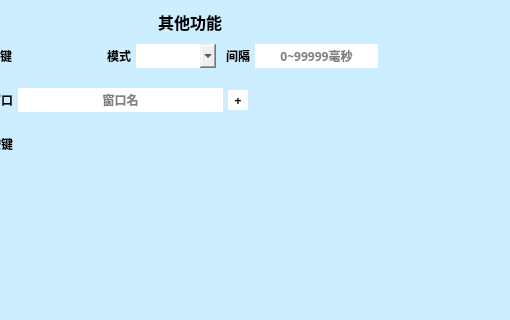
Old version of the form .ui/FuncUi.ui in the repository ChiyukiGana/Quickinput; both pictures show x 130 to 640 and y 0 to 320 of the 640 by 440 pixel window.
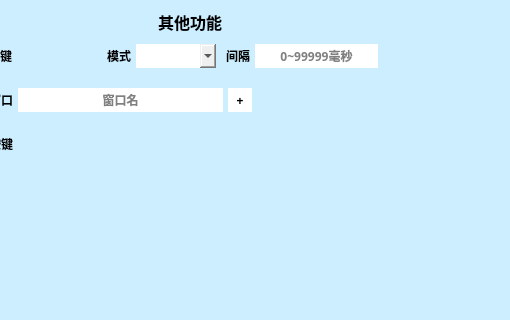
New version of the form. Icons and pictures are not drawn. Custom widgets are drawn as their Qt base class.

```diff
--- a/.ui/FuncUi.ui
+++ b/.ui/FuncUi.ui
@@ -53,7 +53,7 @@
    <item>
     <widget class="QWidget" name="clientWidget" native="true">
      <property name="styleSheet">
-      <string notr="true">*{color:black;border:none;outline:none;font-size:12px;font-family:&quot;Microsoft YaHei&quot;}QMainWindow,QDialog{border:1px solid gray}#titleWidget{background-color:white}#titleWidget *{font-size:14px}#titleWidget QPushButton,#titleWidget QCheckBox::indicator{background-color:#CCC;width:20px;height:20px;border-radius:10px}#titleWidget QCheckBox::indicator:checked{image:url(:/checked.png)}#clientWidget{background-color:#CEF}QMenu,#clientWidget QLineEdit,#clientWidget QTextEdit,#clientWidget QKeyEdit,#clientWidget QCheckBox::indicator,#clientWidget QRadioButton::indicator,#clientWidget QHeaderView,#clientWidget QHeaderView::section,#clientWidget QTableWidget,#clientWidget QTableWidget QTableCornerButton::section,#clientWidget QComboBox,#clientWidget QComboBox QAbstractItemView{background-color:white;color:black}#clientWidget QPushButton,#clientWidget QTabBar::tab,#clientWidget QTabBar::tab:first,#clientWidget QTabBar::tab:last{background-color:#ADE;color:black}#clientWidget QCheckBox::indicator,#clientWidget QRadioButton::indicator{width:20px;height:20px}#clientWidget QComboBox{padding-left:3px}QMenu::item:selected,#clientWidget QPushButton:hover,#clientWidget QCheckBox::indicator:hover,#clientWidget QRadioButton::indicator:hover,#clientWidget QTableWidget::item:hover,#clientWidget QTabBar::tab:hover,#clientWidget QTabBar::tab:first:hover,#clientWidget QTabBar::tab:last:hover{background-color:#BEF;color:black}#clientWidget QTableWidget::item:selected{background-color:#CEF;color:black}#clientWidget QTabBar::tab:selected,#clientWidget QTabBar::tab:first:selected,#clientWidget QTabBar::tab:last:selected{background-color:#CEF;color:black}#clientWidget QCheckBox::indicator:checked,#clientWidget QRadioButton::indicator:checked{image:url(:/checked.png)}#clientWidget QPushButton:disabled,#clientWidget QCheckBox:disabled,#clientWidget QRadioButton:disabled{color:gray}#clientWidget #bnWndActive,#clientWidget #bnPos,#clientWidget #bnColorRect,#clientWidget #bnImageRect,#clientWidget #bnImageShot{background-color:white}</string>
+      <string notr="true">*{color:black;border:none;outline:none;font-size:12px;font-family:&quot;Microsoft YaHei&quot;}QMainWindow,QDialog{border:1px solid gray}#titleWidget{background-color:white}#titleWidget *{font-size:14px}#titleWidget QPushButton,#titleWidget QCheckBox::indicator{background-color:#CCC;width:20px;height:20px;border-radius:10px}#titleWidget QCheckBox::indicator:checked{image:url(:/checked.png)}#clientWidget{background-color:#CEF}QMenu,QToolTip,#clientWidget QLineEdit,#clientWidget QTextEdit,#clientWidget QKeyEdit,#clientWidget QCheckBox::indicator,#clientWidget QRadioButton::indicator,#clientWidget QHeaderView,#clientWidget QHeaderView::section,#clientWidget QTableWidget,#clientWidget QTableWidget QTableCornerButton::section,#clientWidget QComboBox,#clientWidget QComboBox QAbstractItemView{background-color:white;color:black}#clientWidget QPushButton,#clientWidget QTabBar::tab,#clientWidget QTabBar::tab:first,#clientWidget QTabBar::tab:last{background-color:#ADE;color:black}#clientWidget QCheckBox::indicator,#clientWidget QRadioButton::indicator{width:20px;height:20px}#clientWidget QComboBox{padding-left:3px}QMenu::item:selected,#clientWidget QPushButton:hover,#clientWidget QCheckBox::indicator:hover,#clientWidget QRadioButton::indicator:hover,#clientWidget QTableWidget::item:hover,#clientWidget QTabBar::tab:hover,#clientWidget QTabBar::tab:first:hover,#clientWidget QTabBar::tab:last:hover{background-color:#BEF;color:black}#clientWidget QTableWidget::item:selected{background-color:#CEF;color:black}#clientWidget QTabBar::tab:selected,#clientWidget QTabBar::tab:first:selected,#clientWidget QTabBar::tab:last:selected{background-color:#CEF;color:black}#clientWidget QCheckBox::indicator:checked,#clientWidget QRadioButton::indicator:checked{image:url(:/checked.png)}#clientWidget QPushButton:disabled,#clientWidget QCheckBox:disabled,#clientWidget QRadioButton:disabled{color:gray}#clientWidget #bnWndSelect,#clientWidget #bnPos,#clientWidget #bnColorRect,#clientWidget #bnImageRect,#clientWidget #bnImageShot{background-color:white}</string>
      </property>
      <layout class="QVBoxLayout" name="verticalLayout">
       <property name="spacing">
@@ -484,7 +484,7 @@
              </widget>
             </item>
             <item>
-             <widget class="QPushButton" name="bnWndActive">
+             <widget class="QPushButton" name="bnWndSelect">
               <property name="sizePolicy">
                <sizepolicy hsizetype="Fixed" vsizetype="Fixed">
                 <horstretch>0</horstretch>
@@ -493,14 +493,14 @@
               </property>
               <property name="minimumSize">
                <size>
-                <width>20</width>
-                <height>20</height>
+                <width>24</width>
+                <height>24</height>
                </size>
               </property>
               <property name="maximumSize">
                <size>
-                <width>20</width>
-                <height>20</height>
+                <width>24</width>
+                <height>24</height>
                </size>
               </property>
               <property name="font">
```
